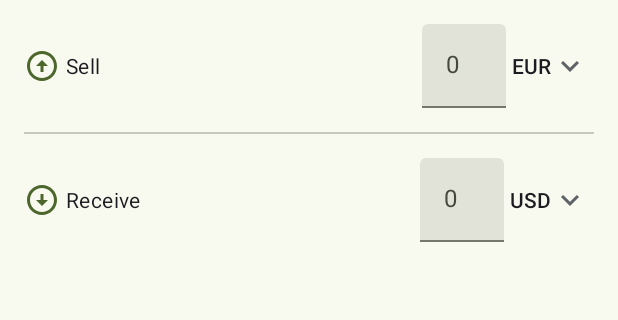
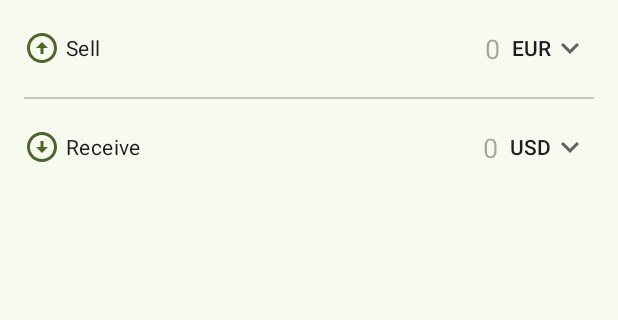
Before and after one commit to gr-alia/CurrencyExcahnge, an Android app: the screen it shows after launch (MainActivity), on a phone screen of 412 x 824 dp, the part 483-803 px from its top. Run offline under Robolectric (Android 15) with nearby library versions, the phone set to English and light mode, and no system bars; our stand-ins replace Dagger/Hilt's generated code, Room's generated code.

```diff
--- a/app/src/main/java/com/example/currencyexchange/ui/MainActivity.kt
+++ b/app/src/main/java/com/example/currencyexchange/ui/MainActivity.kt
@@ -1,6 +1,8 @@
 package com.example.currencyexchange.ui
 
 import android.os.Bundle
+import android.util.Log
+import android.widget.EditText
 import androidx.activity.enableEdgeToEdge
 import androidx.activity.viewModels
 import androidx.appcompat.app.AppCompatActivity
@@ -13,7 +15,11 @@ import androidx.viewpager2.widget.ViewPager2
 import com.example.currencyexchange.R
 import dagger.hilt.android.AndroidEntryPoint
 import kotlinx.coroutines.flow.collectLatest
+import kotlinx.coroutines.flow.launchIn
+import kotlinx.coroutines.flow.map
+import kotlinx.coroutines.flow.onEach
 import kotlinx.coroutines.launch
+import java.math.BigDecimal
 import javax.inject.Inject
 
 @AndroidEntryPoint
@@ -43,5 +49,40 @@ class MainActivity : AppCompatActivity() {
             }
         }
 
+        val sellInput = findViewById<EditText>(R.id.sell_input_edit)
+        val receiveInput = findViewById<EditText>(R.id.receive_input_edit)
+
+        sellInput.textFlow()
+            .map { it.toBigDecimal() }
+            .onEach { viewModel.updateSellAmount(it) }
+            .launchIn(lifecycleScope)
+
+        receiveInput.textFlow()
+            .map { it.toBigDecimal() }
+            .onEach { viewModel.updateReceiveAmount(it) }
+            .launchIn(lifecycleScope)
+
+        lifecycleScope.launch {
+            repeatOnLifecycle(Lifecycle.State.STARTED) {
+                viewModel.sellAmount.collectLatest {
+                    Log.d("MainActivity sellAmount", it.toString())
+                }
+            }
+        }
+
+        lifecycleScope.launch {
+            repeatOnLifecycle(Lifecycle.State.STARTED) {
+                viewModel.receiveAmount.collectLatest {
+                    Log.d("MainActivity receiveAmount", it.toString())
+                }
+            }
+        }
+
     }
 }
+
+private fun CharSequence.toBigDecimal(): BigDecimal = if (isEmpty()) {
+    BigDecimal(0)
+} else {
+    BigDecimal(toString())
+}
--- a/app/src/main/java/com/example/currencyexchange/ui/MainViewModel.kt
+++ b/app/src/main/java/com/example/currencyexchange/ui/MainViewModel.kt
@@ -7,11 +7,14 @@ import com.example.currencyexchange.data.CurrencyExchangeRepository
 import com.example.currencyexchange.ui.models.BalanceUIModel
 import com.example.currencyexchange.ui.models.toUIModel
 import dagger.hilt.android.lifecycle.HiltViewModel
+import kotlinx.coroutines.flow.MutableStateFlow
 import kotlinx.coroutines.flow.SharingStarted
 import kotlinx.coroutines.flow.StateFlow
+import kotlinx.coroutines.flow.asStateFlow
 import kotlinx.coroutines.flow.map
 import kotlinx.coroutines.flow.stateIn
 import kotlinx.coroutines.launch
+import java.math.BigDecimal
 import javax.inject.Inject
 
 @HiltViewModel
@@ -30,4 +33,22 @@ class MainViewModel @Inject constructor(
         accountRepository.getAccountWithBalances()
             .map { account -> account.balances.map { it.toUIModel() } }
             .stateIn(viewModelScope, SharingStarted.Eagerly, emptyList())
+
+    private val _sellAmount = MutableStateFlow(BigDecimal(0))
+    val sellAmount = _sellAmount.asStateFlow()
+
+    private val _receiveAmount = MutableStateFlow(BigDecimal(0))
+    val receiveAmount = _receiveAmount.asStateFlow()
+
+    fun updateSellAmount(newAmount: BigDecimal){
+        if (newAmount != _sellAmount.value) {
+            _sellAmount.value = newAmount
+        }
+    }
+
+    fun updateReceiveAmount(newAmount: BigDecimal){
+        if (newAmount != _receiveAmount.value) {
+            _receiveAmount.value = newAmount
+        }
+    }
 }
--- /dev/null
+++ b/app/src/main/java/com/example/currencyexchange/ui/TextViewExt.kt
@@ -0,0 +1,41 @@
+package com.example.currencyexchange.ui
+
+import android.text.Editable
+import android.text.TextWatcher
+import android.view.View
+import android.widget.TextView
+import kotlinx.coroutines.channels.awaitClose
+import kotlinx.coroutines.flow.Flow
+import kotlinx.coroutines.flow.callbackFlow
+
+fun TextView.textFlow(): Flow<CharSequence> = callbackFlow {
+    val textWatcher = object : TextWatcher {
+        override fun beforeTextChanged(s: CharSequence?, start: Int, count: Int, after: Int) {}
+
+        override fun onTextChanged(s: CharSequence?, start: Int, before: Int, count: Int) {}
+
+        override fun afterTextChanged(s: Editable) {
+            channel.trySend(s)
+        }
+
+
+    }
+    addTextChangedListener(textWatcher)
+    channel.trySend(text)
+
+    awaitClose {
+        removeTextChangedListener(textWatcher)
+    }
+}
+
+fun TextView.focusFlow(): Flow<Boolean> = callbackFlow {
+    val focusListener = View.OnFocusChangeListener { _, hasFocus ->
+        channel.trySend(hasFocus)
+    }
+    onFocusChangeListener = focusListener
+    channel.trySend(hasFocus())
+
+    awaitClose {
+        onFocusChangeListener = null
+    }
+}
--- a/app/src/main/res/layout/activity_main.xml
+++ b/app/src/main/res/layout/activity_main.xml
@@ -66,9 +66,8 @@
                 android:padding="16dp">
 
                 <TextView
-                    android:layout_width="0dp"
+                    android:layout_width="wrap_content"
                     android:layout_height="wrap_content"
-                    android:layout_weight="1"
                     android:drawablePadding="4dp"
                     android:gravity="center_vertical"
                     android:text="@string/main_currency_exchange_sell_title"
@@ -76,20 +75,19 @@
                     app:drawableStartCompat="@drawable/ic_arrow_circle_up"
                     app:drawableTint="?attr/colorPrimary" />
 
-                <com.google.android.material.textfield.TextInputLayout
-                    android:id="@+id/sell_input_layout"
-                    style="@style/Widget.Material3.TextInputLayout.FilledBox"
-                    android:layout_width="wrap_content"
+                <EditText
+                    android:id="@+id/sell_input_edit"
+                    android:layout_width="0dp"
+                    android:gravity="end"
                     android:layout_height="wrap_content"
-                    android:hint="0">
-
-                    <com.google.android.material.textfield.TextInputEditText
-                        android:id="@+id/sell_input_edit"
-                        android:layout_width="match_parent"
-                        android:layout_height="wrap_content" />
-
-
-                </com.google.android.material.textfield.TextInputLayout>
+                    android:importantForAutofill="no"
+                    android:hint="0"
+                    android:paddingVertical="4dp"
+                    android:layout_marginHorizontal="4dp"
+                    android:background="@android:color/transparent"
+                    android:layout_weight="1"
+                    android:maxLength="12"
+                    android:inputType="numberDecimal" />
 
                 <TextView
                     android:id="@+id/sell_currency_title"
@@ -117,9 +115,8 @@
                 android:padding="16dp">
 
                 <TextView
-                    android:layout_width="0dp"
+                    android:layout_width="wrap_content"
                     android:layout_height="wrap_content"
-                    android:layout_weight="1"
                     android:drawablePadding="4dp"
                     android:gravity="center_vertical"
                     android:text="@string/main_currency_exchange_receive_title"
@@ -127,20 +124,19 @@
                     app:drawableStartCompat="@drawable/ic_arrow_circle_down"
                     app:drawableTint="?attr/colorPrimary" />
 
-                <com.google.android.material.textfield.TextInputLayout
-                    android:id="@+id/receive_input_layout"
-                    style="@style/Widget.Material3.TextInputLayout.FilledBox"
-                    android:layout_width="wrap_content"
+                <EditText
+                    android:id="@+id/receive_input_edit"
+                    android:layout_width="0dp"
+                    android:gravity="end"
                     android:layout_height="wrap_content"
-                    android:hint="0">
-
-                    <com.google.android.material.textfield.TextInputEditText
-                        android:id="@+id/receive_input_edit"
-                        android:layout_width="match_parent"
-                        android:layout_height="wrap_content" />
-
-
-                </com.google.android.material.textfield.TextInputLayout>
+                    android:importantForAutofill="no"
+                    android:hint="0"
+                    android:paddingVertical="4dp"
+                    android:layout_marginHorizontal="4dp"
+                    android:background="@android:color/transparent"
+                    android:layout_weight="1"
+                    android:maxLength="12"
+                    android:inputType="numberDecimal" />
 
                 <TextView
                     android:id="@+id/receive_currency_title"
```
